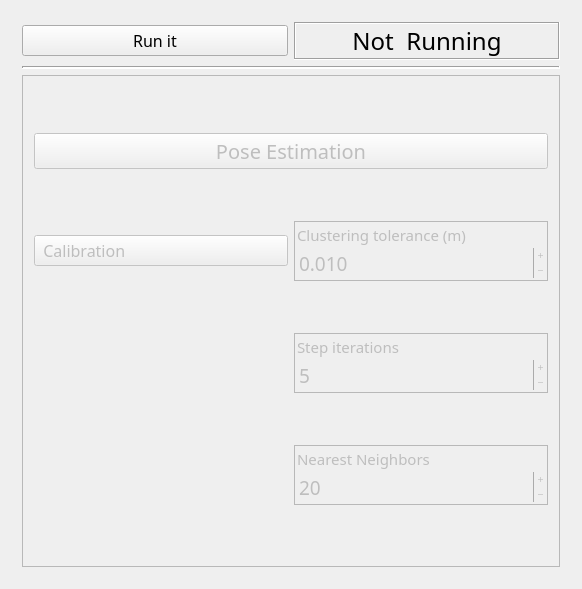
Tabjones/pacman_vision, file src/recognition/gui/tracker_gui.ui: the form before one commit.
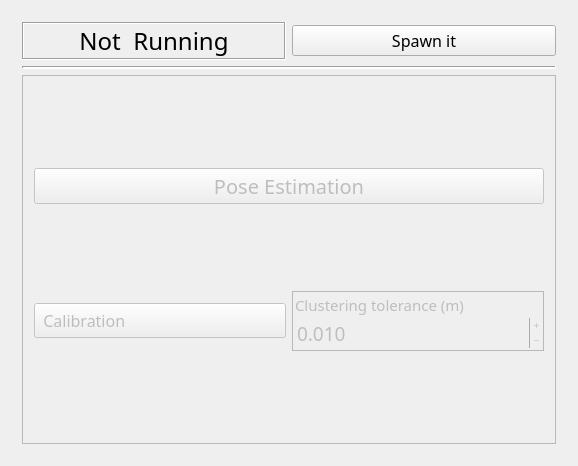
The form after the commit. Icons and pictures are not drawn.

Commit message:
Add Tracker node and gui
* Node to be tested
* Gui to be finished
* PaCMaN Vision app to be updated with new gui and node

```diff
--- a/src/recognition/gui/tracker_gui.ui
+++ b/src/recognition/gui/tracker_gui.ui
@@ -6,8 +6,8 @@
    <rect>
     <x>0</x>
     <y>0</y>
-    <width>582</width>
-    <height>589</height>
+    <width>578</width>
+    <height>466</height>
    </rect>
   </property>
   <property name="font">
@@ -24,19 +24,43 @@
     <item row="0" column="0">
      <widget class="QWidget" name="EstimatorW" native="true">
       <property name="sizePolicy">
-       <sizepolicy hsizetype="Expanding" vsizetype="MinimumExpanding">
+       <sizepolicy hsizetype="MinimumExpanding" vsizetype="MinimumExpanding">
         <horstretch>0</horstretch>
         <verstretch>0</verstretch>
        </sizepolicy>
       </property>
       <property name="minimumSize">
        <size>
-        <width>560</width>
-        <height>520</height>
+        <width>500</width>
+        <height>400</height>
        </size>
       </property>
       <layout class="QGridLayout" name="gridLayout_3">
        <item row="0" column="0">
+        <widget class="QLabel" name="status">
+         <property name="font">
+          <font>
+           <pointsize>18</pointsize>
+          </font>
+         </property>
+         <property name="layoutDirection">
+          <enum>Qt::RightToLeft</enum>
+         </property>
+         <property name="frameShape">
+          <enum>QFrame::Box</enum>
+         </property>
+         <property name="frameShadow">
+          <enum>QFrame::Sunken</enum>
+         </property>
+         <property name="text">
+          <string>Not  Running</string>
+         </property>
+         <property name="alignment">
+          <set>Qt::AlignCenter</set>
+         </property>
+        </widget>
+       </item>
+       <item row="0" column="1">
         <widget class="QPushButton" name="RunningButt">
          <property name="font">
           <font>
@@ -60,7 +84,7 @@
           <string notr="true">Text-align:center</string>
          </property>
          <property name="text">
-          <string>Run it</string>
+          <string>Spawn it</string>
          </property>
          <property name="iconSize">
           <size>
@@ -73,30 +97,6 @@
          </property>
         </widget>
        </item>
-       <item row="0" column="1">
-        <widget class="QLabel" name="status">
-         <property name="font">
-          <font>
-           <pointsize>18</pointsize>
-          </font>
-         </property>
-         <property name="layoutDirection">
-          <enum>Qt::RightToLeft</enum>
-         </property>
-         <property name="frameShape">
-          <enum>QFrame::Box</enum>
-         </property>
-         <property name="frameShadow">
-          <enum>QFrame::Sunken</enum>
-         </property>
-         <property name="text">
-          <string>Not  Running</string>
-         </property>
-         <property name="alignment">
-          <set>Qt::AlignCenter</set>
-         </property>
-        </widget>
-       </item>
        <item row="1" column="0" colspan="2">
         <widget class="Line" name="separator">
          <property name="minimumSize">
@@ -164,6 +164,12 @@
           </item>
           <item row="1" column="0">
            <widget class="QPushButton" name="CalibButt">
+            <property name="maximumSize">
+             <size>
+              <width>16777215</width>
+              <height>35</height>
+             </size>
+            </property>
             <property name="font">
              <font>
               <family>Oxygen-Sans</family>
@@ -308,208 +314,6 @@
             </layout>
            </widget>
           </item>
-          <item row="2" column="1">
-           <widget class="QFrame" name="IterF">
-            <property name="enabled">
-             <bool>false</bool>
-            </property>
-            <property name="sizePolicy">
-             <sizepolicy hsizetype="Preferred" vsizetype="Fixed">
-              <horstretch>0</horstretch>
-              <verstretch>0</verstretch>
-             </sizepolicy>
-            </property>
-            <property name="minimumSize">
-             <size>
-              <width>222</width>
-              <height>0</height>
-             </size>
-            </property>
-            <property name="font">
-             <font>
-              <pointsize>11</pointsize>
-             </font>
-            </property>
-            <property name="toolTip">
-             <string>Number of iterations to run at each step of PEL Progressive Bisection Pose Estimation.</string>
-            </property>
-            <property name="frameShape">
-             <enum>QFrame::StyledPanel</enum>
-            </property>
-            <property name="frameShadow">
-             <enum>QFrame::Raised</enum>
-            </property>
-            <layout class="QVBoxLayout" name="verticalLayout_8">
-             <property name="spacing">
-              <number>2</number>
-             </property>
-             <property name="leftMargin">
-              <number>2</number>
-             </property>
-             <property name="topMargin">
-              <number>2</number>
-             </property>
-             <property name="rightMargin">
-              <number>2</number>
-             </property>
-             <property name="bottomMargin">
-              <number>2</number>
-             </property>
-             <item>
-              <widget class="QLabel" name="IterL">
-               <property name="font">
-                <font>
-                 <pointsize>11</pointsize>
-                </font>
-               </property>
-               <property name="frameShape">
-                <enum>QFrame::NoFrame</enum>
-               </property>
-               <property name="frameShadow">
-                <enum>QFrame::Plain</enum>
-               </property>
-               <property name="text">
-                <string>Step iterations</string>
-               </property>
-               <property name="textFormat">
-                <enum>Qt::PlainText</enum>
-               </property>
-               <property name="alignment">
-                <set>Qt::AlignLeading|Qt::AlignLeft|Qt::AlignTop</set>
-               </property>
-              </widget>
-             </item>
-             <item>
-              <widget class="QSpinBox" name="Iter">
-               <property name="font">
-                <font>
-                 <pointsize>14</pointsize>
-                </font>
-               </property>
-               <property name="wrapping">
-                <bool>false</bool>
-               </property>
-               <property name="frame">
-                <bool>false</bool>
-               </property>
-               <property name="buttonSymbols">
-                <enum>QAbstractSpinBox::PlusMinus</enum>
-               </property>
-               <property name="minimum">
-                <number>1</number>
-               </property>
-               <property name="maximum">
-                <number>200</number>
-               </property>
-               <property name="value">
-                <number>5</number>
-               </property>
-              </widget>
-             </item>
-            </layout>
-           </widget>
-          </item>
-          <item row="3" column="1">
-           <widget class="QFrame" name="NeighF">
-            <property name="enabled">
-             <bool>false</bool>
-            </property>
-            <property name="sizePolicy">
-             <sizepolicy hsizetype="Preferred" vsizetype="Fixed">
-              <horstretch>0</horstretch>
-              <verstretch>0</verstretch>
-             </sizepolicy>
-            </property>
-            <property name="minimumSize">
-             <size>
-              <width>222</width>
-              <height>0</height>
-             </size>
-            </property>
-            <property name="font">
-             <font>
-              <pointsize>11</pointsize>
-             </font>
-            </property>
-            <property name="toolTip">
-             <string>Number of NN (Nearest Neighbors) to retrieve during PEL Pose Estimation.</string>
-            </property>
-            <property name="frameShape">
-             <enum>QFrame::StyledPanel</enum>
-            </property>
-            <property name="frameShadow">
-             <enum>QFrame::Raised</enum>
-            </property>
-            <layout class="QVBoxLayout" name="verticalLayout_9">
-             <property name="spacing">
-              <number>2</number>
-             </property>
-             <property name="leftMargin">
-              <number>2</number>
-             </property>
-             <property name="topMargin">
-              <number>2</number>
-             </property>
-             <property name="rightMargin">
-              <number>2</number>
-             </property>
-             <property name="bottomMargin">
-              <number>2</number>
-             </property>
-             <item>
-              <widget class="QLabel" name="NeighL">
-               <property name="font">
-                <font>
-                 <pointsize>11</pointsize>
-                </font>
-               </property>
-               <property name="frameShape">
-                <enum>QFrame::NoFrame</enum>
-               </property>
-               <property name="frameShadow">
-                <enum>QFrame::Plain</enum>
-               </property>
-               <property name="text">
-                <string>Nearest Neighbors</string>
-               </property>
-               <property name="textFormat">
-                <enum>Qt::PlainText</enum>
-               </property>
-               <property name="alignment">
-                <set>Qt::AlignLeading|Qt::AlignLeft|Qt::AlignTop</set>
-               </property>
-              </widget>
-             </item>
-             <item>
-              <widget class="QSpinBox" name="Neigh">
-               <property name="font">
-                <font>
-                 <pointsize>14</pointsize>
-                </font>
-               </property>
-               <property name="wrapping">
-                <bool>false</bool>
-               </property>
-               <property name="frame">
-                <bool>false</bool>
-               </property>
-               <property name="buttonSymbols">
-                <enum>QAbstractSpinBox::PlusMinus</enum>
-               </property>
-               <property name="minimum">
-                <number>1</number>
-               </property>
-               <property name="maximum">
-                <number>200</number>
-               </property>
-               <property name="value">
-                <number>20</number>
-               </property>
-              </widget>
-             </item>
-            </layout>
-           </widget>
-          </item>
          </layout>
         </widget>
        </item>
```
Left out of the diff: 78 changed lines with no effect on the pictures. The commit also changes 21 other files.
